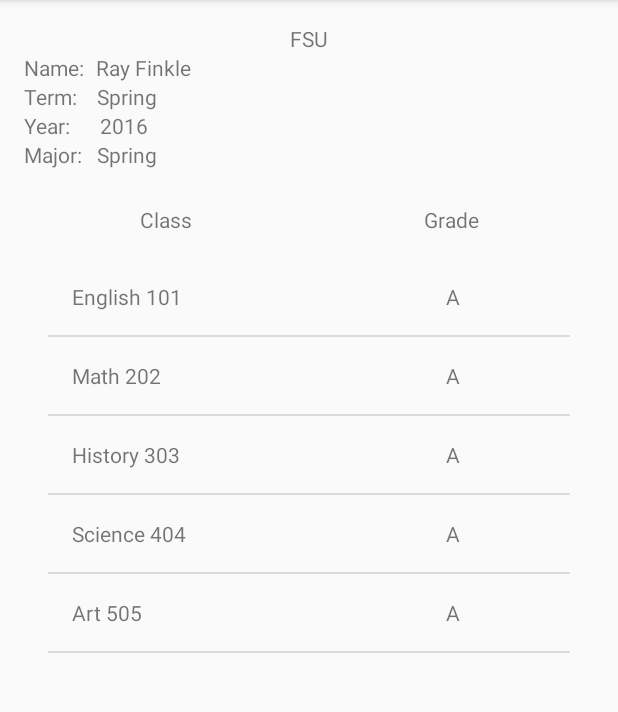
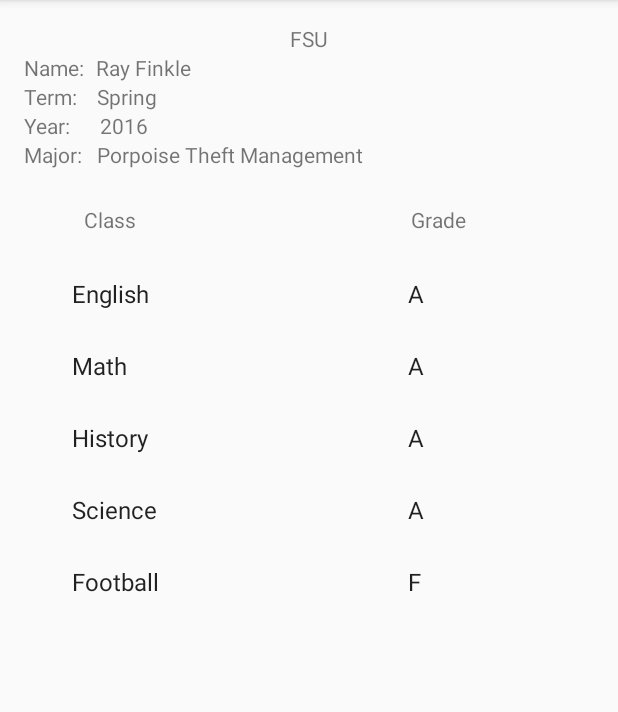
Before and after one commit to davej33/ReportCard, an Android app: the screen it shows after launch (ReportCard), on a phone screen of 412 x 824 dp, the part 84-796 px from its top. Run offline under Robolectric (Android 15) with nearby library versions, the phone set to English and light mode, and no system bars.

Commit message:
ugly but on one java file

```diff
--- a/app/src/main/java/com/example/android/reportcard/Grades.java
+++ /dev/null
@@ -1,33 +0,0 @@
-package com.example.android.reportcard;
-
-/**
- * Created by dnj on 9/27/16.
- */
-
-public class Grades {
-
-
-    // States
-    private String mClassName;
-    private String mGrade;
-
-
-    // Constructor
-    public Grades(String className, String grade){
-
-        mClassName = className;
-        mGrade = grade;
-    }
-
-    //Methods
-
-    public String getmClassName() {
-        return mClassName;
-    }
-
-    public String getmGrade() {
-        return mGrade;
-    }
-
-
-}
--- a/app/src/main/java/com/example/android/reportcard/GradesAdapter.java
+++ /dev/null
@@ -1,44 +0,0 @@
-package com.example.android.reportcard;
-
-import android.content.Context;
-import android.view.LayoutInflater;
-import android.view.View;
-import android.view.ViewGroup;
-import android.widget.ArrayAdapter;
-import android.widget.TextView;
-
-import java.util.ArrayList;
-
-/**
- * Created by dnj on 9/27/16.
- */
-
-public class GradesAdapter extends ArrayAdapter<Grades>{
-
-    public GradesAdapter(Context context, ArrayList<Grades> grades){
-        super(context,0,grades);
-    }
-
-    @Override
-    public View getView(int position, View convertView, ViewGroup parent) {
-        // Check if an existing view is being reused, otherwise inflate the view
-        View listItemView = convertView;
-        if (listItemView == null) {
-            listItemView = LayoutInflater.from(getContext()).inflate(
-                    R.layout.list_item, parent, false);
-        }
-
-
-        Grades currentGrade = getItem(position);
-
-        TextView classTextView = (TextView) listItemView.findViewById(R.id.class_text_view);
-        classTextView.setText(currentGrade.getmClassName());
-
-
-        TextView gradeTextView = (TextView) listItemView.findViewById(R.id.grade_text_view);
-        gradeTextView.setText(currentGrade.getmGrade());
-
-
-        return listItemView;
-    }
-}
--- a/app/src/main/java/com/example/android/reportcard/ReportCard.java
+++ b/app/src/main/java/com/example/android/reportcard/ReportCard.java
@@ -2,7 +2,8 @@ package com.example.android.reportcard;
 
 import android.os.Bundle;
 import android.support.v7.app.AppCompatActivity;
-import android.widget.ListView;
+import android.widget.ArrayAdapter;
+import android.widget.GridView;
 import android.widget.TextView;
 
 import java.util.ArrayList;
@@ -17,17 +18,23 @@ public class ReportCard extends AppCompatActivity{
         super.onCreate(savedInstanceState);
         setContentView(R.layout.view_report);
 
-        ArrayList<Grades> grade = new ArrayList<Grades>();
+        ArrayList<String> grade = new ArrayList<String>();
 
-        grade.add(new Grades("English 101","A"));
-        grade.add(new Grades("Math 202","A"));
-        grade.add(new Grades("History 303","A"));
-        grade.add(new Grades("Science 404","A"));
-        grade.add(new Grades("Art 505","A"));
+        grade.add("English");
+        grade.add("A");
+        grade.add("Math");
+        grade.add("A");
+        grade.add("History");
+        grade.add("A");
+        grade.add("Science");
+        grade.add("A");
+        grade.add("Football");
+        grade.add("F");
 
-        GradesAdapter adapter = new GradesAdapter(this, grade);
-        ListView listView = (ListView) findViewById(R.id.view_report);
+        ArrayAdapter<String> adapter = new ArrayAdapter<String>(this, android.R.layout.simple_list_item_1, grade);
+        GridView listView = (GridView) findViewById(R.id.view_report);
         listView.setAdapter(adapter);
+
 
         TextView nameView = (TextView) findViewById(R.id.name);
         final String name = "Ray Finkle";
@@ -42,7 +49,7 @@ public class ReportCard extends AppCompatActivity{
         termView.setText(term);
 
         TextView majorView = (TextView) findViewById(R.id.major);
-        final String major = "Spring";
+        final String major = "Porpoise Theft Management";
         majorView.setText(major);
     }
 }
--- a/app/src/main/res/layout/activity_main.xml
+++ b/app/src/main/res/layout/activity_main.xml
@@ -8,7 +8,7 @@
     android:paddingLeft="@dimen/activity_horizontal_margin"
     android:paddingRight="@dimen/activity_horizontal_margin"
     android:paddingTop="@dimen/activity_vertical_margin"
-    tools:context="com.example.android.reportcard.MainActivity">
+    tools:context="com.example.android.reportcard.ReportCard">
 
     <TextView
         android:id="@+id/report_card_text"
--- a/app/src/main/res/layout/list_item.xml
+++ b/app/src/main/res/layout/list_item.xml
@@ -1,31 +1,7 @@
 <?xml version="1.0" encoding="utf-8"?>
 
-<!-- Layout for a single list item -->
-<LinearLayout xmlns:android="http://schemas.android.com/apk/res/android"
-    xmlns:tools="http://schemas.android.com/tools"
+<TextView xmlns:android="http://schemas.android.com/apk/res/android"
     android:layout_width="match_parent"
-    android:layout_height="match_parent"
-    android:orientation="vertical"
-    android:padding="16dp">
-
-
-    <LinearLayout
-        android:layout_width="match_parent"
-        android:layout_height="wrap_content">
-
-        <TextView
-            android:id="@+id/class_text_view"
-            android:layout_width="0dp"
-            android:layout_height="wrap_content"
-            android:layout_weight="1"
-            android:gravity="left"/>
-
-        <TextView
-            android:id="@+id/grade_text_view"
-            android:layout_weight="1"
-            android:paddingLeft="34dp"
-            android:layout_width="0dp"
-            android:layout_height="wrap_content"
-            android:gravity="center_horizontal" />
-    </LinearLayout>
-</LinearLayout>
+    android:layout_height="wrap_content"
+    android:layout_gravity="center_horizontal"
+    />
--- a/app/src/main/res/layout/view_report.xml
+++ b/app/src/main/res/layout/view_report.xml
@@ -47,6 +47,7 @@
             android:paddingLeft="13dp"
             tools:text="Spring" />
     </LinearLayout>
+
     <LinearLayout
         android:layout_width="wrap_content"
         android:layout_height="wrap_content">
@@ -63,6 +64,7 @@
             android:paddingLeft="19dp"
             tools:text="2016" />
     </LinearLayout>
+
     <LinearLayout
         android:layout_width="wrap_content"
         android:layout_height="wrap_content">
@@ -84,13 +86,14 @@
     <LinearLayout
         android:layout_width="match_parent"
         android:layout_height="wrap_content"
-        android:paddingTop="24dp">
+        android:paddingTop="24dp"
+        >
 
         <TextView
             android:layout_width="0dp"
             android:layout_height="wrap_content"
             android:layout_weight="1"
-            android:gravity="center_horizontal"
+            android:paddingLeft="40dp"
             android:text="Class" />
 
         <TextView
@@ -98,17 +101,27 @@
             android:layout_height="wrap_content"
             android:layout_weight="1"
             android:gravity="center_horizontal"
-            android:text="Grade" />
+            android:text="Grade"
+            android:paddingRight="18dp"
+            />
     </LinearLayout>
 
-    <ListView xmlns:android="http://schemas.android.com/apk/res/android"
+    <RelativeLayout
+        android:layout_width="match_parent"
+        android:layout_height="match_parent"
+        >
+
+        <GridView xmlns:android="http://schemas.android.com/apk/res/android"
             xmlns:tools="http://schemas.android.com/tools"
             android:id="@+id/view_report"
             android:layout_width="match_parent"
             android:layout_height="match_parent"
-        android:orientation="vertical"
+            android:numColumns="2"
+            android:gravity="center"
+            android:horizontalSpacing="100dp"
             android:paddingBottom="@dimen/activity_vertical_margin"
             android:paddingLeft="@dimen/activity_horizontal_margin"
             android:paddingRight="@dimen/activity_horizontal_margin"
             android:paddingTop="@dimen/activity_vertical_margin" />
+    </RelativeLayout>
 </LinearLayout>
```
Lines whose indentation alone changed are shown as unchanged.
